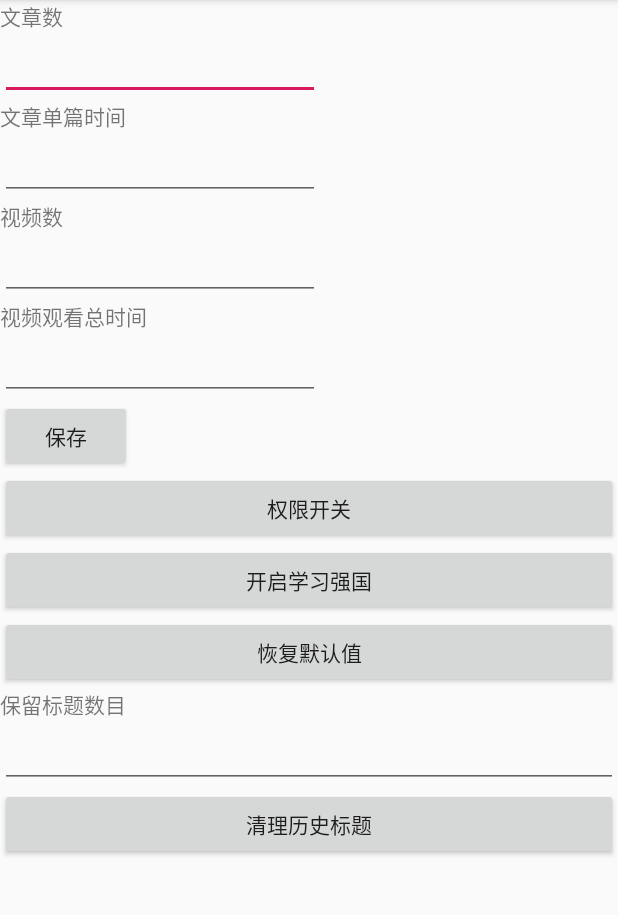
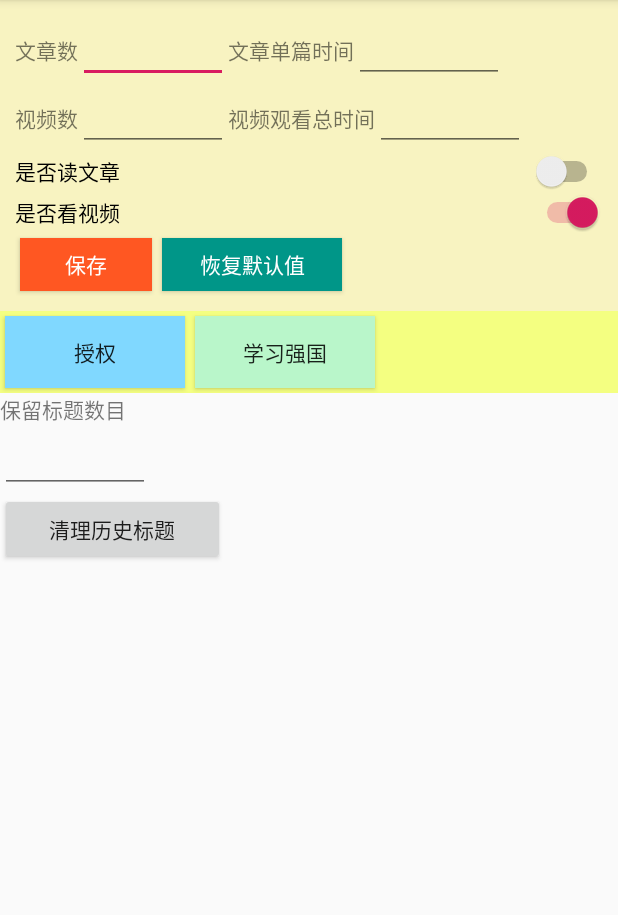
Before and after one commit to AaronGeist/CouponSpeeder, an Android app: the screen it shows after launch (MainActivity), on a phone screen of 412 x 824 dp, the part 84-999 px from its top. Run offline under Robolectric (Android 15) with nearby library versions, the phone set to English and light mode, and no system bars; 4 statements that could not run were skipped.

Commit message:
Add enabling toggle and adjust layouts.

```diff
--- a/app/src/main/java/com/shakazxx/couponspeeder/MainActivity.java
+++ b/app/src/main/java/com/shakazxx/couponspeeder/MainActivity.java
@@ -8,6 +8,7 @@ import android.provider.Settings;
 import android.util.Log;
 import android.view.View;
 import android.widget.Button;
+import android.widget.Switch;
 import android.widget.TextView;
 import android.widget.TimePicker;
 
@@ -42,6 +43,9 @@ public class MainActivity extends AppCompatActivity implements View.OnClickListe
     private TextView tvVideoNum;
     private TextView tvVideoTime;
     private TextView tvKeepTitleNum;
+
+    private Switch swArticle;
+    private Switch swVideo;
 
     @Override
     protected void onCreate(Bundle savedInstanceState) {
@@ -86,6 +90,9 @@ public class MainActivity extends AppCompatActivity implements View.OnClickListe
         tvVideoTime = findViewById(R.id.video_time_tv);
         tvKeepTitleNum = findViewById(R.id.keep_title_tv);
 
+        swArticle = findViewById(R.id.switchArticle);
+        swVideo = findViewById(R.id.switchVideo);
+
         btnSettings.setOnClickListener(this);
         btnSave.setOnClickListener(this);
         btnStartPartyStudy.setOnClickListener(this);
@@ -101,6 +108,8 @@ public class MainActivity extends AppCompatActivity implements View.OnClickListe
             tvArticleTime.setText(jsonObject.getString("article_time"));
             tvVideoNum.setText(jsonObject.getString("video_num"));
             tvVideoTime.setText(jsonObject.getString("video_time"));
+            swArticle.setChecked(jsonObject.getBoolean("enable_article"));
+            swVideo.setChecked(jsonObject.getBoolean("enable_video"));
 
             tvKeepTitleNum.setText(String.valueOf(HistoryRecord.readData().size()));
         } catch (Exception e) {
@@ -126,7 +135,8 @@ public class MainActivity extends AppCompatActivity implements View.OnClickListe
                 nIntent.putExtra("article_num", Integer.valueOf(tvArticleNum.getText().toString()));
                 nIntent.putExtra("article_time", Integer.valueOf(tvArticleTime.getText().toString()));
                 nIntent.putExtra("video_num", Integer.valueOf(tvVideoNum.getText().toString()));
-                nIntent.putExtra("video_time", Integer.valueOf(tvVideoTime.getText().toString()));
+                nIntent.putExtra("enable_article", swArticle.isChecked());
+                nIntent.putExtra("enable_video", swVideo.isChecked());
 
                 try {
                     JSONObject jsonObject = new JSONObject();
@@ -134,6 +144,8 @@ public class MainActivity extends AppCompatActivity implements View.OnClickListe
                     jsonObject.put("article_time", Integer.valueOf(tvArticleTime.getText().toString()));
                     jsonObject.put("video_num", Integer.valueOf(tvVideoNum.getText().toString()));
                     jsonObject.put("video_time", Integer.valueOf(tvVideoTime.getText().toString()));
+                    jsonObject.put("enable_article", swArticle.isChecked());
+                    jsonObject.put("enable_video", swVideo.isChecked());
                     FileUtil.writeLine(CONFIG_FILE_PATH, jsonObject.toString(), false);
                 } catch (Exception e) {
 
@@ -147,6 +159,8 @@ public class MainActivity extends AppCompatActivity implements View.OnClickListe
                 tvArticleTime.setText(String.valueOf(ArticleReader.DEFAULT_TIME_IN_SECOND));
                 tvVideoNum.setText(String.valueOf(VideoReader.DEFAULT_WATCH_CNT));
                 tvVideoTime.setText(String.valueOf(VideoReader.DEFAULT_OVERALL_TIME));
+                swArticle.setChecked(true);
+                swVideo.setChecked(true);
 
                 break;
             case R.id.clean_btn:
@@ -165,6 +179,8 @@ public class MainActivity extends AppCompatActivity implements View.OnClickListe
         intent.putExtra("article_time", Integer.valueOf(tvArticleTime.getText().toString()));
         intent.putExtra("video_num", Integer.valueOf(tvVideoNum.getText().toString()));
         intent.putExtra("video_time", Integer.valueOf(tvVideoTime.getText().toString()));
+        intent.putExtra("enable_article", swArticle.isChecked());
+        intent.putExtra("enable_video", swVideo.isChecked());
 
         startService(intent);
     }
--- a/app/src/main/java/com/shakazxx/couponspeeder/core/party/ArticleReader.java
+++ b/app/src/main/java/com/shakazxx/couponspeeder/core/party/ArticleReader.java
@@ -34,6 +34,7 @@ public class ArticleReader extends BaseLearner {
 
         articleNum = bundle.getInt("article_num", DEFAULT_READ_ARTICLE_NUM);
         articleTime = bundle.getInt("article_time", DEFAULT_TIME_IN_SECOND);
+        enable = bundle.getBoolean("enable_article", true);
 
         Log.d(TAG, "article_num: " + articleNum);
         Log.d(TAG, "article_time: " + articleTime);
--- a/app/src/main/java/com/shakazxx/couponspeeder/core/party/PartyStudent.java
+++ b/app/src/main/java/com/shakazxx/couponspeeder/core/party/PartyStudent.java
@@ -32,6 +32,7 @@ public class PartyStudent {
     public void stop() {
         articleReader.stop();
         videoReader.stop();
+        localChannel.stop();
     }
 
     private void login() {
--- a/app/src/main/java/com/shakazxx/couponspeeder/core/party/VideoReader.java
+++ b/app/src/main/java/com/shakazxx/couponspeeder/core/party/VideoReader.java
@@ -29,6 +29,7 @@ public class VideoReader extends BaseLearner {
 
         videoNum = bundle.getInt("video_num", DEFAULT_WATCH_CNT);
         videoReadTimeInSecondsLeft = bundle.getInt("video_time", DEFAULT_OVERALL_TIME);
+        enable = bundle.getBoolean("enable_video", true);
 
         Log.d(TAG, "video_num: " + videoNum);
         Log.d(TAG, "video_time: " + videoReadTimeInSecondsLeft);
--- a/app/src/main/res/layout/activity_main.xml
+++ b/app/src/main/res/layout/activity_main.xml
@@ -14,6 +14,18 @@
         tools:layout_editor_absoluteX="98dp"
         tools:layout_editor_absoluteY="61dp">
 
+        <LinearLayout
+            android:layout_width="match_parent"
+            android:layout_height="wrap_content"
+            android:background="#4DF0E23E"
+            android:orientation="vertical"
+            android:padding="10dp">
+
+            <LinearLayout
+                android:layout_width="match_parent"
+                android:layout_height="wrap_content"
+                android:orientation="horizontal">
+
                 <TextView
                     android:id="@+id/article_num"
                     android:layout_width="wrap_content"
@@ -24,7 +36,7 @@
 
                 <EditText
                     android:id="@+id/article_num_tv"
-            android:layout_width="wrap_content"
+                    android:layout_width="100dp"
                     android:layout_height="wrap_content"
                     android:ems="10"
                     android:inputType="number"
@@ -41,12 +53,18 @@
 
                 <EditText
                     android:id="@+id/article_time_tv"
-            android:layout_width="wrap_content"
+                    android:layout_width="100dp"
                     android:layout_height="wrap_content"
                     android:ems="10"
                     android:inputType="number"
                     tools:layout_editor_absoluteX="99dp"
                     tools:layout_editor_absoluteY="167dp" />
+            </LinearLayout>
+
+            <LinearLayout
+                android:layout_width="match_parent"
+                android:layout_height="wrap_content"
+                android:orientation="horizontal">
 
                 <TextView
                     android:id="@+id/video_num"
@@ -58,13 +76,12 @@
 
                 <EditText
                     android:id="@+id/video_num_tv"
-            android:layout_width="wrap_content"
+                    android:layout_width="100dp"
                     android:layout_height="wrap_content"
                     android:ems="10"
                     android:inputType="number"
                     tools:layout_editor_absoluteX="99dp"
                     tools:layout_editor_absoluteY="223dp" />
-
 
                 <TextView
                     android:id="@+id/video_time"
@@ -76,37 +93,79 @@
 
                 <EditText
                     android:id="@+id/video_time_tv"
-            android:layout_width="wrap_content"
+                    android:layout_width="100dp"
                     android:layout_height="wrap_content"
                     android:ems="10"
                     android:inputType="number"
                     tools:layout_editor_absoluteX="99dp"
                     tools:layout_editor_absoluteY="284dp" />
+            </LinearLayout>
+
+            <Switch
+                android:id="@+id/switchArticle"
+                android:layout_width="match_parent"
+                android:layout_height="11dp"
+                android:text="是否读文章"
+                tools:checked="true" />
+
+            <Switch
+                android:id="@+id/switchVideo"
+                android:layout_width="match_parent"
+                android:layout_height="wrap_content"
+                android:checked="true"
+                android:text="是否看视频" />
+
+            <LinearLayout
+                android:layout_width="match_parent"
+                android:layout_height="42dp"
+                android:orientation="horizontal">
 
                 <Button
                     android:id="@+id/saveBtn"
                     android:layout_width="wrap_content"
                     android:layout_height="wrap_content"
+                    android:layout_margin="3dp"
+                    android:background="#FF5722"
                     android:text="保存"
+                    android:textColor="@android:color/white"
                     tools:layout_editor_absoluteX="301dp"
                     tools:layout_editor_absoluteY="345dp" />
 
                 <Button
-            android:id="@+id/setting_btn"
+                    android:id="@+id/reset_btn"
+                    android:layout_width="120dp"
+                    android:layout_height="wrap_content"
+                    android:layout_margin="3dp"
+                    android:background="#009688"
+                    android:text="恢复默认值"
+                    android:textColor="@android:color/white" />
+            </LinearLayout>
+        </LinearLayout>
+
+
+        <LinearLayout
             android:layout_width="match_parent"
             android:layout_height="wrap_content"
-            android:text="权限开关"/>
+            android:background="#F4FF81"
+            android:orientation="horizontal">
+
+            <Button
+                android:id="@+id/setting_btn"
+                android:layout_width="120dp"
+                android:layout_height="wrap_content"
+                android:layout_margin="3dp"
+                android:background="#80D8FF"
+                android:text="授权" />
+
             <Button
                 android:id="@+id/start_party_btn"
-            android:layout_width="match_parent"
+                android:layout_width="120dp"
                 android:layout_height="wrap_content"
-            android:text="开启学习强国"/>
+                android:layout_margin="3dp"
+                android:background="#B9F6CA"
+                android:text="学习强国" />
 
-        <Button
-            android:id="@+id/reset_btn"
-            android:layout_width="match_parent"
-            android:layout_height="wrap_content"
-            android:text="恢复默认值" />
+        </LinearLayout>
 
         <TextView
             android:id="@+id/textView"
@@ -116,14 +175,14 @@
 
         <EditText
             android:id="@+id/keep_title_tv"
-            android:layout_width="match_parent"
+            android:layout_width="100dp"
             android:layout_height="wrap_content"
             android:ems="10"
             android:inputType="number" />
 
         <Button
             android:id="@+id/clean_btn"
-            android:layout_width="match_parent"
+            android:layout_width="150dp"
             android:layout_height="wrap_content"
             android:text="清理历史标题" />
 
```
Lines whose indentation alone changed are shown as unchanged.
